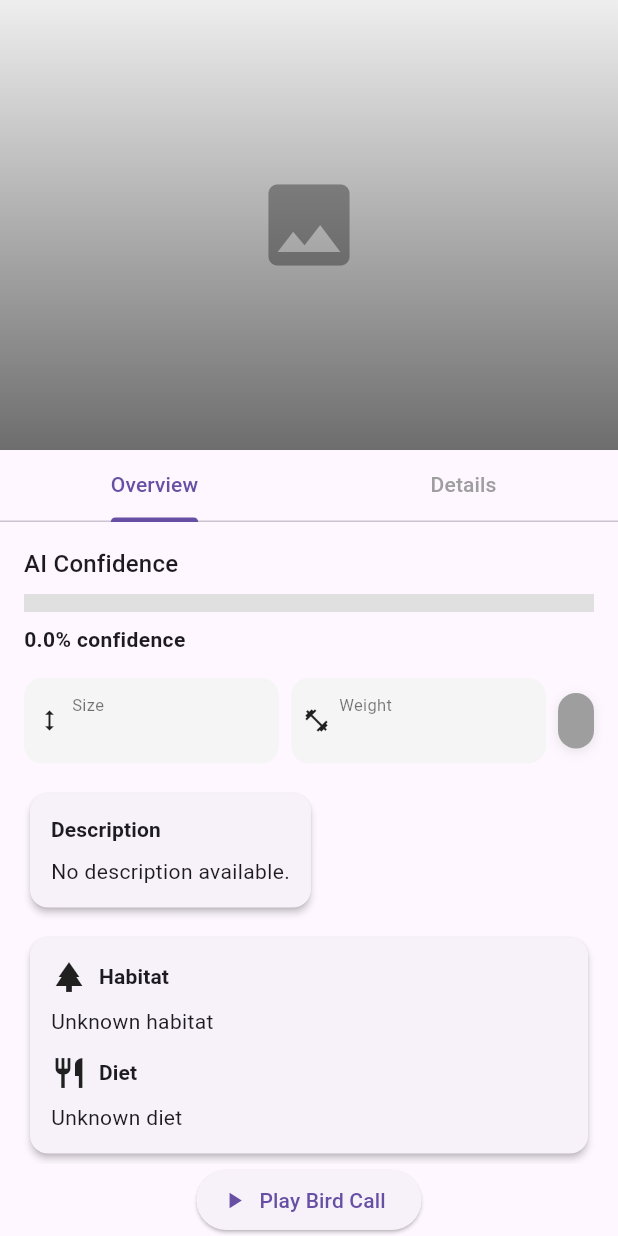
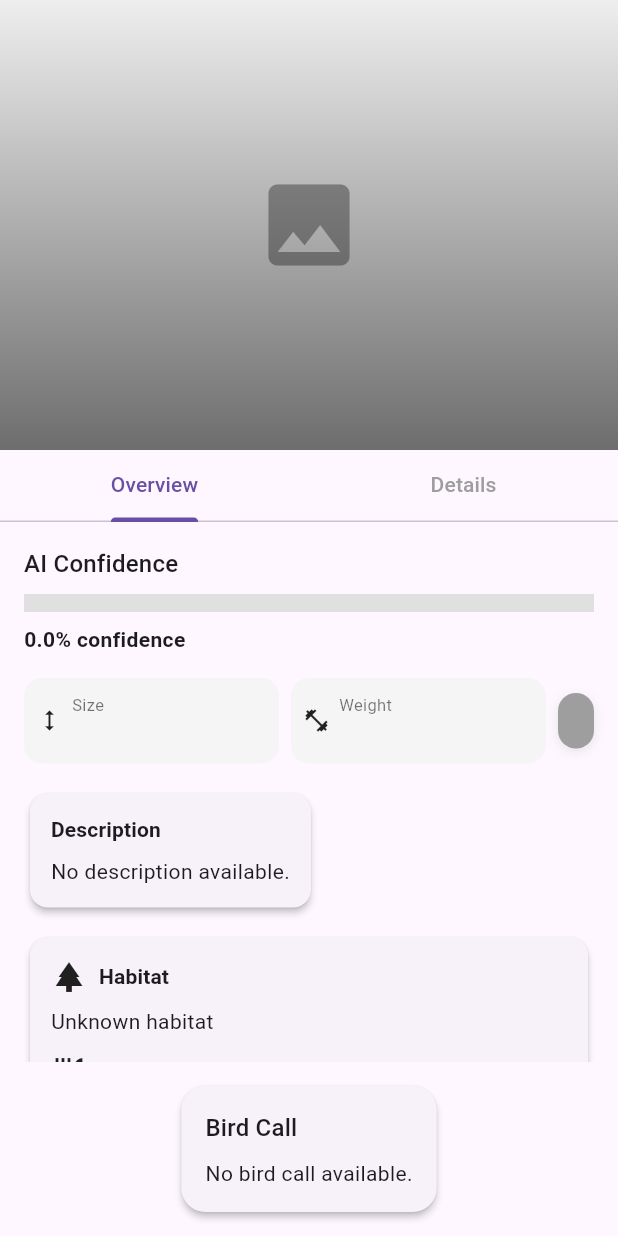
Before and after one commit to DanielNPaulino/flutter_ai_vision, a Flutter app: the ResultScreen screen opened directly with empty values, on a phone screen of 412 x 824 dp. Run offline on Flutter 3.47's test engine with Material 3 defaults, Android fonts, the phone set to English and light mode, and no system bars; our stand-ins replace hive, hive_flutter, image_picker, just_audio, shared_preferences; accounts and stored records are empty; network calls fail.

Commit message:
Enhance audio playback in ResultScreen; add audio position and duration tracking, and improve UI with playback controls and slider.

```diff
--- a/lib/screens/result_screen.dart
+++ b/lib/screens/result_screen.dart
@@ -52,6 +52,8 @@
   bool _isPlaying = false;
   String? _birdCallUrl;
   bool _loadingAudio = true;
+  Duration _audioPosition = Duration.zero;
+  Duration _audioDuration = Duration.zero;
 
   String get birdId =>
       widget.scientificName; // Use scientific name as unique ID
@@ -72,6 +74,22 @@
     });
     _audioPlayer = AudioPlayer();
     _fetchBirdCall();
+
+    _audioPlayer.positionStream.listen((pos) {
+      setState(() {
+        _audioPosition = pos;
+      });
+    });
+    _audioPlayer.durationStream.listen((dur) {
+      setState(() {
+        _audioDuration = dur ?? Duration.zero;
+      });
+    });
+    _audioPlayer.playerStateStream.listen((state) {
+      setState(() {
+        _isPlaying = state.playing;
+      });
+    });
   }
 
   Future<void> _fetchBirdCall() async {
@@ -126,9 +144,9 @@
 
   Future<void> _togglePlay() async {
     if (_birdCallUrl == null) {
-      ScaffoldMessenger.of(context).showSnackBar(
-        const SnackBar(content: Text('No bird call available')),
-      );
+      ScaffoldMessenger.of(
+        context,
+      ).showSnackBar(const SnackBar(content: Text('No bird call available')));
       return;
     }
 
@@ -598,14 +616,73 @@
               ),
             ),
             // Example button to add in your build method
-            if (_loadingAudio)
-              const CircularProgressIndicator()
-            else
-              ElevatedButton.icon(
-                onPressed: _togglePlay,
-                icon: Icon(_isPlaying ? Icons.pause : Icons.play_arrow),
-                label: Text(_isPlaying ? 'Pause Bird Call' : 'Play Bird Call'),
+            Card(
+              margin: const EdgeInsets.symmetric(vertical: 16),
+              shape: RoundedRectangleBorder(
+                borderRadius: BorderRadius.circular(16),
               ),
+              elevation: 2,
+              child: Padding(
+                padding: const EdgeInsets.all(16),
+                child: Column(
+                  crossAxisAlignment: CrossAxisAlignment.start,
+                  children: [
+                    Text(
+                      "Bird Call",
+                      style: Theme.of(context).textTheme.titleMedium,
+                    ),
+                    const SizedBox(height: 8),
+                    if (_loadingAudio)
+                      const Center(child: CircularProgressIndicator())
+                    else if (_birdCallUrl == null)
+                      const Text("No bird call available.")
+                    else ...[
+                      Row(
+                        children: [
+                          IconButton(
+                            iconSize: 36,
+                            icon: AnimatedSwitcher(
+                              duration: const Duration(milliseconds: 200),
+                              child: Icon(
+                                _isPlaying
+                                    ? Icons.pause_circle_filled
+                                    : Icons.play_circle_fill,
+                                key: ValueKey(_isPlaying),
+                                color: Theme.of(context).colorScheme.primary,
+                              ),
+                            ),
+                            onPressed: _togglePlay,
+                          ),
+                          Expanded(
+                            child: Slider(
+                              value: _audioPosition.inMilliseconds
+                                  .toDouble()
+                                  .clamp(
+                                    0,
+                                    _audioDuration.inMilliseconds.toDouble(),
+                                  ),
+                              min: 0,
+                              max: _audioDuration.inMilliseconds.toDouble() > 0
+                                  ? _audioDuration.inMilliseconds.toDouble()
+                                  : 1,
+                              onChanged: (value) async {
+                                await _audioPlayer.seek(
+                                  Duration(milliseconds: value.toInt()),
+                                );
+                              },
+                            ),
+                          ),
+                          Text(
+                            "${_formatDuration(_audioPosition)} / ${_formatDuration(_audioDuration)}",
+                            style: const TextStyle(fontSize: 12),
+                          ),
+                        ],
+                      ),
+                    ],
+                  ],
+                ),
+              ),
+            ),
           ],
         ),
       ),
@@ -702,4 +779,11 @@
       ),
     );
   }
+
+  String _formatDuration(Duration duration) {
+    String twoDigits(int n) => n.toString().padLeft(2, '0');
+    String twoDigitMinutes = twoDigits(duration.inMinutes.remainder(60));
+    String twoDigitSeconds = twoDigits(duration.inSeconds.remainder(60));
+    return '${twoDigitMinutes}:${twoDigitSeconds}';
+  }
 }
--- a/pubspec.yaml
+++ b/pubspec.yaml
@@ -36,13 +36,13 @@
   hive_flutter: 1.1.0
   path_provider: ^2.0.14
   url_launcher: ^6.2.5
-
   # The following adds the Cupertino Icons font to your application.
   # Use with the CupertinoIcons class for iOS style icons.
   cupertino_icons: ^1.0.8
   flutter_dotenv: ^6.0.0
-  http: ^1.5.0
+  http: ^1.5.0         # keep your existing http version or update to ^1.2.0 if needed
   shared_preferences: ^2.5.3
+  just_audio: ^0.9.36  # for playing the audio
 
 dev_dependencies:
   flutter_test:
```
